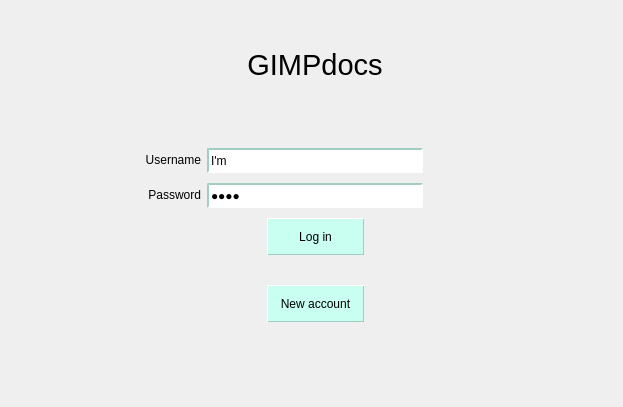
GiuliCler/GIMPteam, file CLIENT/GUI/ui/gui_login.ui: the form before one commit.
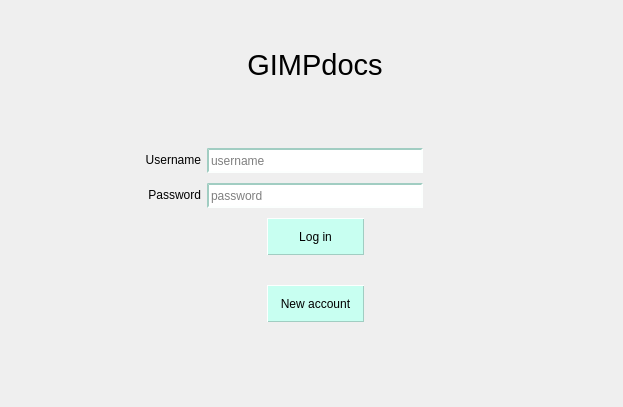
The form after the commit.

What changed in the file:
```diff
--- a/CLIENT/GUI/ui/gui_login.ui
+++ b/CLIENT/GUI/ui/gui_login.ui
@@ -94,7 +94,7 @@
       </size>
      </property>
      <property name="text">
-      <string>I'm</string>
+      <string/>
      </property>
      <property name="placeholderText">
       <string>username</string>
@@ -110,7 +110,7 @@
       </size>
      </property>
      <property name="text">
-      <string>lazy</string>
+      <string/>
      </property>
      <property name="echoMode">
       <enum>QLineEdit::Password</enum>
```
